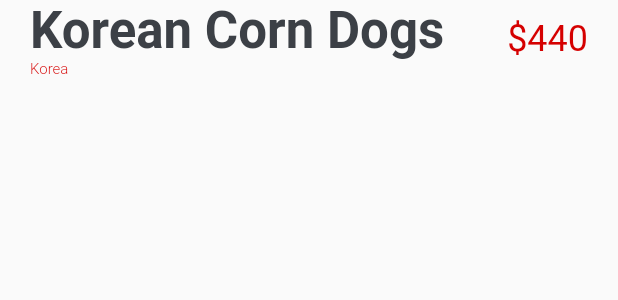
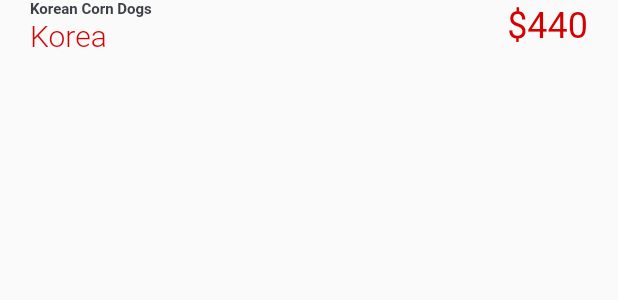
Before and after one commit to Ajisetiawann/resep-makanan, a Flutter app: the TitleAndPrice widget shown alone on an empty page, opened directly, on a phone screen of 412 x 824 dp. Shown: the top 300 px of the screen. Run offline on Flutter 3.47's test engine with Material 2 defaults, Android fonts, the phone set to English and light mode, and no system bars; our stand-ins replace flutter_svg, video_player; network calls fail.

```diff
--- a/lib/screens/details/components/title_and_price.dart
+++ b/lib/screens/details/components/title_and_price.dart
@@ -24,12 +24,12 @@ class TitleAndPrice extends StatelessWidget {
               children: [
                 TextSpan(
                   text: "$title\n",
-                  style: Theme.of(context).textTheme.headline4!.copyWith(color: kTextColor, fontWeight: FontWeight.bold),
+                  style: Theme.of(context).textTheme.headline4!.copyWith(color: kTextColor, fontSize: 10, fontWeight: FontWeight.bold),
                 ),
                 TextSpan(
                   text: country,
                   style: TextStyle(
-                    fontSize: 10,
+                    fontSize: 20,
                     color: kPrimaryColor,
                     fontWeight: FontWeight.w300,
                   ),
```
Also changed, not shown: 1 other file.
